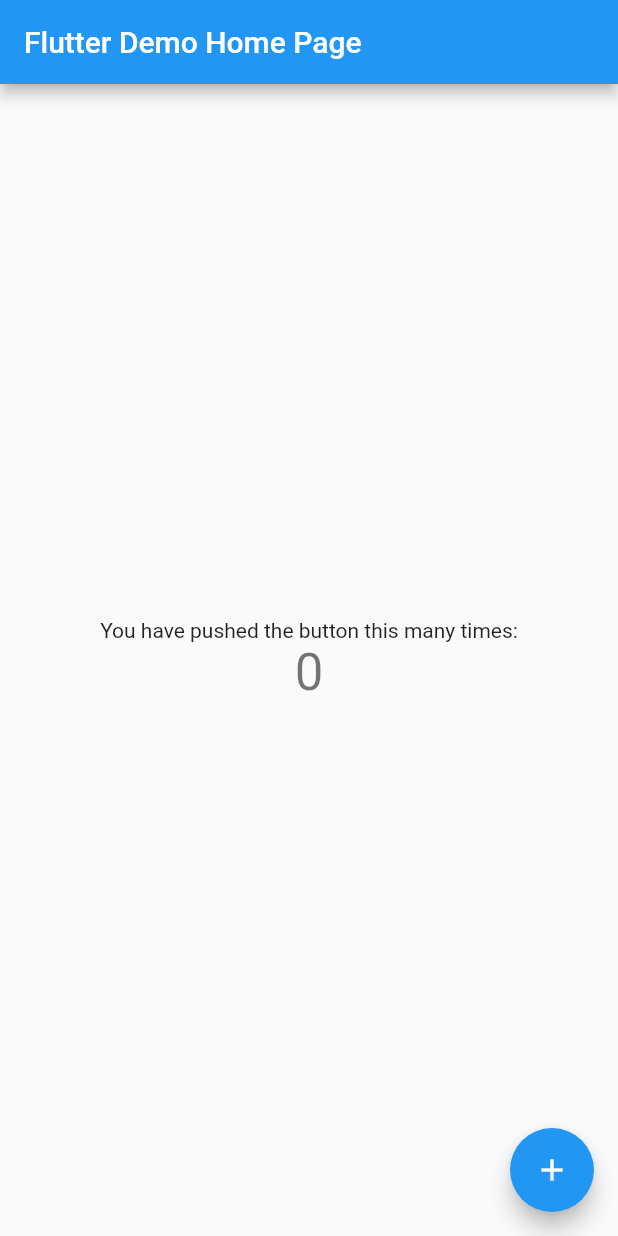
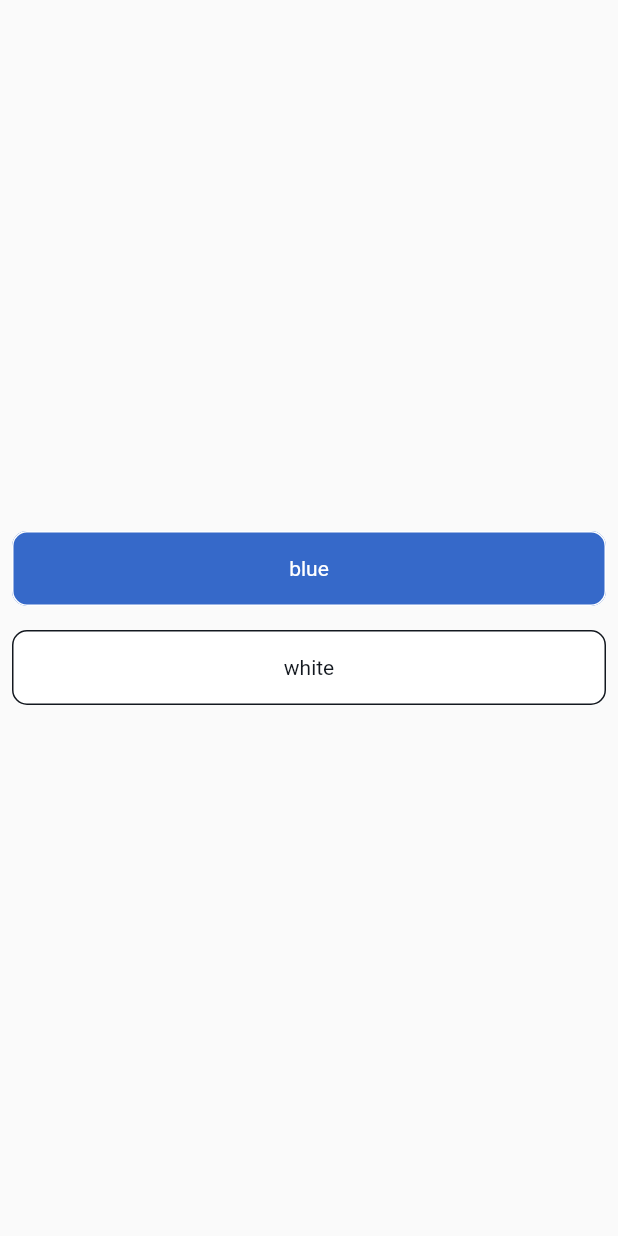
Before and after one commit to R4MA26/e-commerce-flutter, a Flutter app: the screen it shows after launch, on a phone screen of 412 x 824 dp. Run offline on Flutter 3.47's test engine with Material 2 defaults, Android fonts, the phone set to English and light mode, and no system bars.

Commit message:
common widget button

```diff
--- a/lib/main.dart
+++ b/lib/main.dart
@@ -1,3 +1,4 @@
+import 'package:e_commarce/src/features/home/presentation/home_screen.dart';
 import 'package:flutter/material.dart';
 
 void main() {
@@ -7,109 +8,14 @@ void main() {
 class MyApp extends StatelessWidget {
   const MyApp({super.key});
 
-  // This widget is the root of your application.
   @override
   Widget build(BuildContext context) {
     return MaterialApp(
       title: 'Flutter Demo',
       theme: ThemeData(
-        // This is the theme of your application.
-        //
-        // Try running your application with "flutter run". You'll see the
-        // application has a blue toolbar. Then, without quitting the app, try
-        // changing the primarySwatch below to Colors.green and then invoke
-        // "hot reload" (press "r" in the console where you ran "flutter run",
-        // or simply save your changes to "hot reload" in a Flutter IDE).
-        // Notice that the counter didn't reset back to zero; the application
-        // is not restarted.
         primarySwatch: Colors.blue,
       ),
-      home: const MyHomePage(title: 'Flutter Demo Home Page'),
+      home: const HomeScreen(),
     );
   }
 }
-
-class MyHomePage extends StatefulWidget {
-  const MyHomePage({super.key, required this.title});
-
-  // This widget is the home page of your application. It is stateful, meaning
-  // that it has a State object (defined below) that contains fields that affect
-  // how it looks.
-
-  // This class is the configuration for the state. It holds the values (in this
-  // case the title) provided by the parent (in this case the App widget) and
-  // used by the build method of the State. Fields in a Widget subclass are
-  // always marked "final".
-
-  final String title;
-
-  @override
-  State<MyHomePage> createState() => _MyHomePageState();
-}
-
-class _MyHomePageState extends State<MyHomePage> {
-  int _counter = 0;
-
-  void _incrementCounter() {
-    setState(() {
-      // This call to setState tells the Flutter framework that something has
-      // changed in this State, which causes it to rerun the build method below
-      // so that the display can reflect the updated values. If we changed
-      // _counter without calling setState(), then the build method would not be
-      // called again, and so nothing would appear to happen.
-      _counter++;
-    });
-  }
-
-  @override
-  Widget build(BuildContext context) {
-    // This method is rerun every time setState is called, for instance as done
-    // by the _incrementCounter method above.
-    //
-    // The Flutter framework has been optimized to make rerunning build methods
-    // fast, so that you can just rebuild anything that needs updating rather
-    // than having to individually change instances of widgets.
-    return Scaffold(
-      appBar: AppBar(
-        // Here we take the value from the MyHomePage object that was created by
-        // the App.build method, and use it to set our appbar title.
-        title: Text(widget.title),
-      ),
-      body: Center(
-        // Center is a layout widget. It takes a single child and positions it
-        // in the middle of the parent.
-        child: Column(
-          // Column is also a layout widget. It takes a list of children and
-          // arranges them vertically. By default, it sizes itself to fit its
-          // children horizontally, and tries to be as tall as its parent.
-          //
-          // Invoke "debug painting" (press "p" in the console, choose the
-          // "Toggle Debug Paint" action from the Flutter Inspector in Android
-          // Studio, or the "Toggle Debug Paint" command in Visual Studio Code)
-          // to see the wireframe for each widget.
-          //
-          // Column has various properties to control how it sizes itself and
-          // how it positions its children. Here we use mainAxisAlignment to
-          // center the children vertically; the main axis here is the vertical
-          // axis because Columns are vertical (the cross axis would be
-          // horizontal).
-          mainAxisAlignment: MainAxisAlignment.center,
-          children: <Widget>[
-            const Text(
-              'You have pushed the button this many times:',
-            ),
-            Text(
-              '$_counter',
-              style: Theme.of(context).textTheme.headline4,
-            ),
-          ],
-        ),
-      ),
-      floatingActionButton: FloatingActionButton(
-        onPressed: _incrementCounter,
-        tooltip: 'Increment',
-        child: const Icon(Icons.add),
-      ), // This trailing comma makes auto-formatting nicer for build methods.
-    );
-  }
-}
--- /dev/null
+++ b/lib/src/common_widgets/button/button_widget.dart
@@ -0,0 +1,127 @@
+import 'package:e_commarce/src/constants/constants.dart';
+import 'package:flutter/material.dart';
+
+enum ButtonType {
+  _blue,
+  _wihte,
+}
+
+class ButtonWidget extends StatelessWidget {
+  const ButtonWidget.blue({
+    super.key,
+    required this.text,
+    bool? isEnabled,
+    this.onTap,
+    this.isShrink = false,
+    this.isLoading = false,
+  })  : _isEnabled = isEnabled ?? onTap != null ? true : false,
+        color = ColorApp.blueOcean,
+        focusColor = ColorApp.offGrey,
+        textColor = ColorApp.pureWhite,
+        overlayColor = ColorApp.softGrey,
+        _buttonType = ButtonType._blue;
+
+  const ButtonWidget.white({
+    super.key,
+    required this.text,
+    bool? isEnabled,
+    this.onTap,
+    this.isShrink = false,
+    this.isLoading = false,
+  })  : _isEnabled = isEnabled ?? onTap != null ? true : false,
+        color = ColorApp.pureWhite,
+        textColor = ColorApp.navyBlack,
+        focusColor = ColorApp.offGrey,
+        overlayColor = ColorApp.softGrey,
+        _buttonType = ButtonType._wihte;
+
+  final bool _isEnabled;
+  final ButtonType _buttonType;
+
+  final VoidCallback? onTap;
+  final Color color;
+  final Color focusColor;
+  final Color overlayColor;
+  final Color textColor;
+  final bool isShrink;
+  final bool isLoading;
+  final String text;
+
+  Color? _getColor() {
+    return _isEnabled ? color : ColorApp.halfGrey;
+  }
+
+  Color? _getFocusColor() {
+    return _isEnabled ? focusColor : null;
+  }
+
+  MaterialStateProperty<Color>? _getOverlayColor() {
+    return _isEnabled ? MaterialStateProperty.all(overlayColor) : null;
+  }
+
+  Widget _getLoadingWidget() {
+    return const SizedBox(
+      height: 18,
+      width: 18,
+      child: CircularProgressIndicator(),
+    );
+  }
+
+  Border? _getBorder() {
+    if (_isEnabled) {
+      if (_buttonType == ButtonType._wihte) {
+        return Border.all(color: ColorApp.navyBlack);
+      } else if (_buttonType == ButtonType._blue) {
+        return Border.all(color: ColorApp.pureWhite);
+      }
+    }
+    return null;
+  }
+
+  @override
+  Widget build(BuildContext context) {
+    return Material(
+      color: _getColor(),
+      borderRadius: BorderRadius.circular(10),
+      child: InkWell(
+        borderRadius: BorderRadius.circular(10),
+        onTap: _isEnabled ? onTap : null,
+        focusColor: _getFocusColor(),
+        overlayColor: _getOverlayColor(),
+        child: Container(
+          width: isShrink ? null : double.infinity,
+          padding: const EdgeInsets.symmetric(
+            horizontal: 16,
+            vertical: 16,
+          ),
+          decoration: BoxDecoration(
+            borderRadius: BorderRadius.circular(10),
+            border: _getBorder(),
+          ),
+          child: Stack(
+            alignment: Alignment.center,
+            children: [
+              Visibility(
+                visible: isLoading,
+                child: _getLoadingWidget(),
+              ),
+              Visibility(
+                visible: !isLoading,
+                maintainSize: true,
+                maintainAnimation: true,
+                maintainState: true,
+                child: Text(
+                  text,
+                  style: TextStyle(
+                    color: textColor,
+                  ),
+                  textAlign: TextAlign.center,
+                ),
+              ),
+            ],
+          ),
+        ),
+      ),
+    );
+  }
+}
--- a/lib/src/common_widgets/common_widgets.dart
+++ b/lib/src/common_widgets/common_widgets.dart
@@ -0,0 +1 @@
+export 'button/button_widget.dart';
--- a/lib/src/constants/constants.dart
+++ b/lib/src/constants/constants.dart
@@ -0,0 +1 @@
+export 'themes/themes.dart';
--- /dev/null
+++ b/lib/src/features/home/presentation/home_screen.dart
@@ -0,0 +1,35 @@
+import 'package:e_commarce/src/common_widgets/common_widgets.dart';
+import 'package:flutter/material.dart';
+
+class HomeScreen extends StatelessWidget {
+  const HomeScreen({super.key});
+
+  @override
+  Widget build(BuildContext context) {
+    return Scaffold(
+      body: Center(
+        child: Column(
+          mainAxisAlignment: MainAxisAlignment.center,
+          children: [
+            Padding(
+              padding: const EdgeInsets.all(8.0),
+              child: ButtonWidget.blue(
+                // isEnabled: false,
+                text: 'blue',
+                onTap: () {},
+              ),
+            ),
+            Padding(
+              padding: const EdgeInsets.all(8.0),
+              child: ButtonWidget.white(
+                // isEnabled: false,
+                text: 'white',
+                onTap: () {},
+              ),
+            ),
+          ],
+        ),
+      ),
+    );
+  }
+}
```
